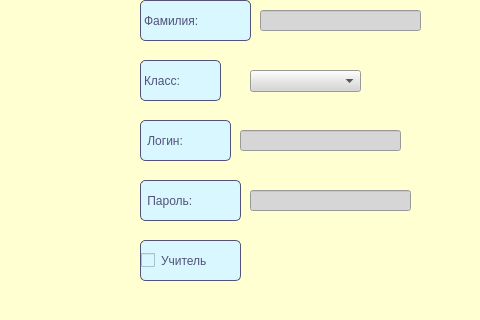
Old version of the form universegy.ui in the repository sonyachep/Universegy; both pictures show x 0 to 480 and y 190 to 510 of the 802 by 510 pixel window.
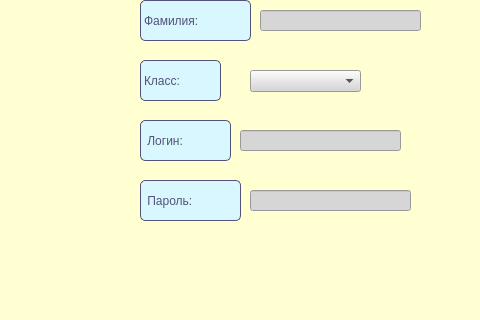
New version of the form. The open tabs and pages were chosen to show the change.

```diff
--- a/universegy.ui
+++ b/universegy.ui
@@ -525,26 +525,6 @@
 главную</string>
       </property>
      </widget>
-     <widget class="QCheckBox" name="is_teacher">
-      <property name="geometry">
-       <rect>
-        <x>140</x>
-        <y>430</y>
-        <width>101</width>
-        <height>41</height>
-       </rect>
-      </property>
-      <property name="styleSheet">
-       <string notr="true">color: rgb(82, 82, 122);
-font: 15pt &quot;Yandex-UI-Icons-Private&quot;;
-background-color: rgb(217, 247, 255);
-border: 1px solid  rgb(82, 82, 122);
-border-radius: 5px;</string>
-      </property>
-      <property name="text">
-       <string>Учитель</string>
-      </property>
-     </widget>
     </widget>
     <widget class="QWidget" name="page_4">
      <widget class="QPushButton" name="integer_round">
```
Left out of the diff: 5 changed lines with no effect on the pictures.
